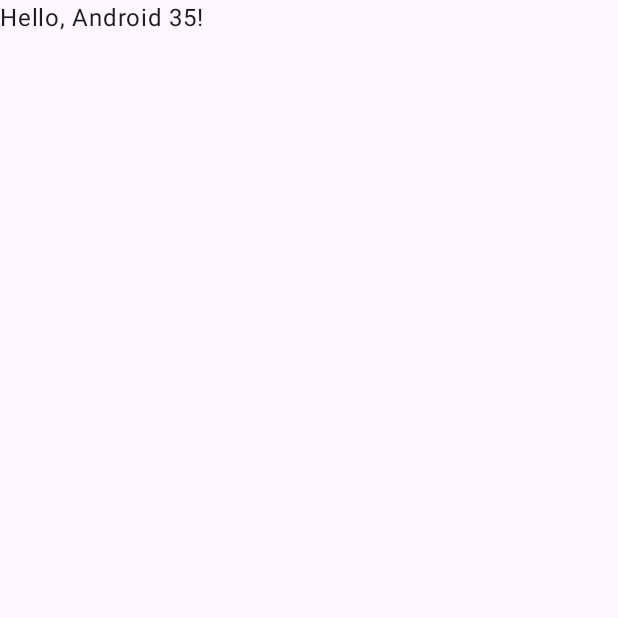
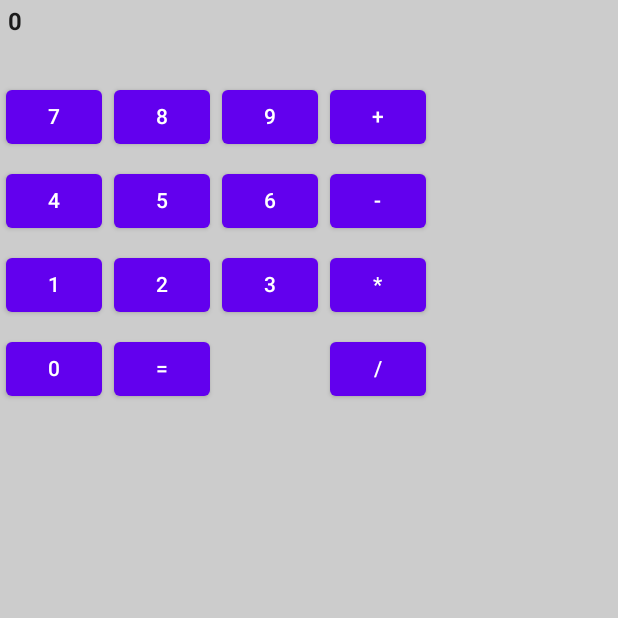
Before and after one commit to KoushikMadugula/MultiCalculator, an Android app built with Jetpack Compose: the screen it shows after launch (MainActivity), on a phone screen of 412 x 824 dp, the top half of it. Before the commit the part shown is almost empty. Run offline under Robolectric (Android 15) with nearby library versions, the phone set to English and light mode, and no system bars.

Commit message:
Final commit

```diff
--- a/androidApp/src/main/java/com/example/multicalculator/android/MainActivity.kt
+++ b/androidApp/src/main/java/com/example/multicalculator/android/MainActivity.kt
@@ -10,16 +10,20 @@ import androidx.compose.foundation.layout.fillMaxSize
 import androidx.compose.foundation.layout.fillMaxWidth
 import androidx.compose.foundation.layout.height
 import androidx.compose.foundation.layout.padding
-import androidx.compose.material3.*
+import androidx.compose.material.Button
+import androidx.compose.material.MaterialTheme
+import androidx.compose.material.Surface
+import androidx.compose.material.Text
 import androidx.compose.runtime.Composable
 import androidx.compose.runtime.MutableState
 import androidx.compose.runtime.mutableStateOf
 import androidx.compose.runtime.remember
 import androidx.compose.ui.Modifier
 import androidx.compose.ui.graphics.Color
+import androidx.compose.ui.text.font.FontWeight
 import androidx.compose.ui.tooling.preview.Preview
 import androidx.compose.ui.unit.dp
-import com.example.multicalculator.Greeting
+
 
 class MainActivity : ComponentActivity() {
     override fun onCreate(savedInstanceState: Bundle?) {
@@ -28,37 +32,33 @@ class MainActivity : ComponentActivity() {
             MyApplicationTheme {
                 Surface(
                     modifier = Modifier.fillMaxSize(),
-                    color = MaterialTheme.colorScheme.background
+                    color = MaterialTheme.colors.background
                 ) {
-                    GreetingView(Greeting().greet())
+                    CalcView()
                 }
             }
         }
     }
 }
 
-@Composable
-fun GreetingView(text: String) {
-    Text(text = text)
-}
 
 @Preview
-@Composable
-fun DefaultPreview() {
-    MyApplicationTheme {
-        GreetingView("Hello, Android!")
-    }
-}
-
 @Composable
 fun CalcView(){
     val displayText = remember { mutableStateOf("0") }
 
-    Column (modifier = Modifier.background(Color.LightGray)) {
+    Column (modifier = Modifier.background(Color.LightGray)
+        ) {
         CalcDisplay(display = displayText)
         Row {
             Column {
-
+                for (i in 7 downTo 1 step 3) {
+                    CalcRow(display = displayText, startNum = i, numButtons = 3)
+                }
+                Row {
+                    CalcNumericButton(number = 0, display = displayText)
+                    CalcEqualsButton(display = displayText)
+                }
             }
             Column {
                 CalcOperationButton(operation = "+", display = displayText)
@@ -67,7 +67,6 @@ fun CalcView(){
                 CalcOperationButton(operation = "/", display = displayText)
             }
         }
-
     }
 
 }
@@ -89,8 +88,9 @@ fun CalcDisplay(display: MutableState<String>){
         text = display.value,
         modifier = Modifier
             .height(50.dp)
-            .padding(5.dp)
             .fillMaxWidth()
+            .padding(5.dp),
+        fontWeight = FontWeight.Bold
     )
 }
 
--- a/androidApp/src/main/java/com/example/multicalculator/android/MyApplicationTheme.kt
+++ b/androidApp/src/main/java/com/example/multicalculator/android/MyApplicationTheme.kt
@@ -2,11 +2,11 @@ package com.example.multicalculator.android
 
 import androidx.compose.foundation.isSystemInDarkTheme
 import androidx.compose.foundation.shape.RoundedCornerShape
-import androidx.compose.material3.MaterialTheme
-import androidx.compose.material3.Shapes
-import androidx.compose.material3.Typography
-import androidx.compose.material3.darkColorScheme
-import androidx.compose.material3.lightColorScheme
+import androidx.compose.material.MaterialTheme
+import androidx.compose.material.Shapes
+import androidx.compose.material.Typography
+import androidx.compose.material.darkColors
+import androidx.compose.material.lightColors
 import androidx.compose.runtime.Composable
 import androidx.compose.ui.graphics.Color
 import androidx.compose.ui.text.TextStyle
@@ -21,20 +21,20 @@ fun MyApplicationTheme(
     content: @Composable () -> Unit
 ) {
     val colors = if (darkTheme) {
-        darkColorScheme(
+        darkColors(
             primary = Color(0xFFBB86FC),
+            primaryVariant = Color(0xFF3700B3),
             secondary = Color(0xFF03DAC5),
-            tertiary = Color(0xFF3700B3)
         )
     } else {
-        lightColorScheme(
+        lightColors(
             primary = Color(0xFF6200EE),
+            primaryVariant = Color(0xFF3700B3),
             secondary = Color(0xFF03DAC5),
-            tertiary = Color(0xFF3700B3)
         )
     }
     val typography = Typography(
-        bodyMedium = TextStyle(
+        body1 = TextStyle(
             fontFamily = FontFamily.Default,
             fontWeight = FontWeight.Normal,
             fontSize = 16.sp
@@ -47,7 +47,7 @@ fun MyApplicationTheme(
     )
 
     MaterialTheme(
-        colorScheme = colors,
+        colors = colors,
         typography = typography,
         shapes = shapes,
         content = content
```
Also changed, not shown: androidApp/build.gradle.kts (+6 -5 lines). Lines whose indentation alone changed are shown as unchanged.
